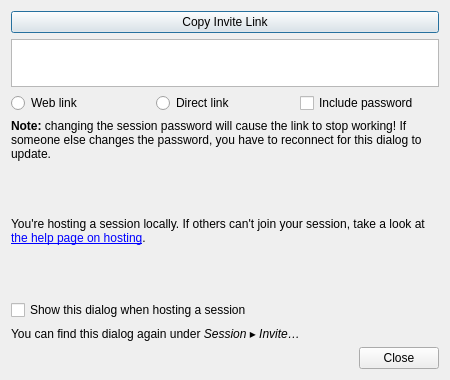
Old version of the form src/desktop/ui/invitedialog.ui in the repository drawpile/Drawpile.
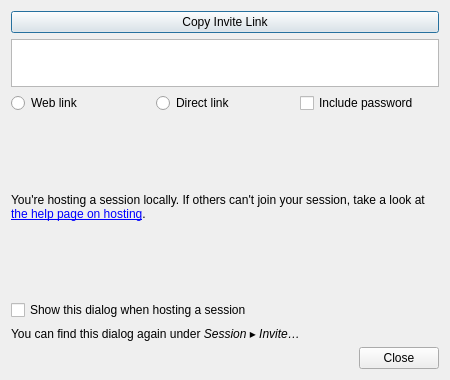
New version of the form. Icons and pictures are not drawn.

Commit message:
Send updated session password to connected clients
And make them update their invite links accordingly.

```diff
--- a/src/desktop/ui/invitedialog.ui
+++ b/src/desktop/ui/invitedialog.ui
@@ -100,19 +100,6 @@
          </item>
         </layout>
        </item>
-       <item>
-        <widget class="QLabel" name="includePasswordExplanationLabel">
-         <property name="text">
-          <string>&lt;strong&gt;Note:&lt;/strong&gt; changing the session password will cause the link to stop working! If someone else changes the password, you have to reconnect for this dialog to update.</string>
-         </property>
-         <property name="textFormat">
-          <enum>Qt::RichText</enum>
-         </property>
-         <property name="wordWrap">
-          <bool>true</bool>
-         </property>
-        </widget>
-       </item>
        <item>
         <spacer name="urlTopSpacer">
          <property name="orientation">
```
The commit also changes 13 other files.
